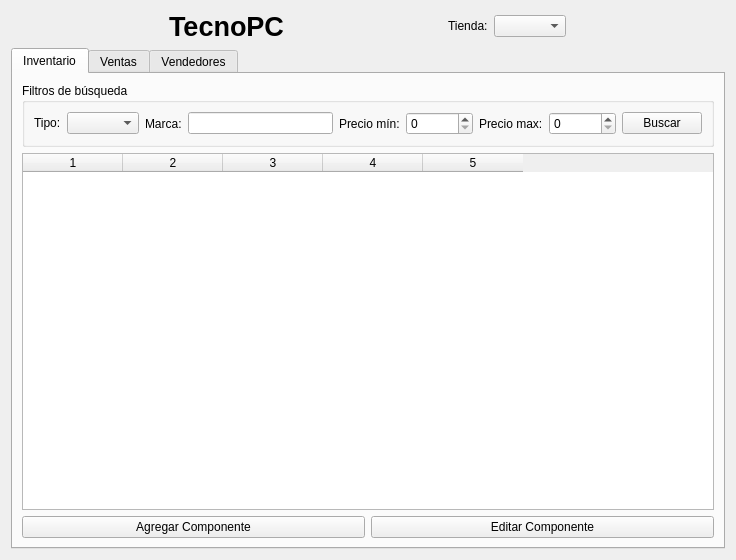
Above: ui/main.ui from Matiti061/TecnoPC before the change. Below: the same form after it.
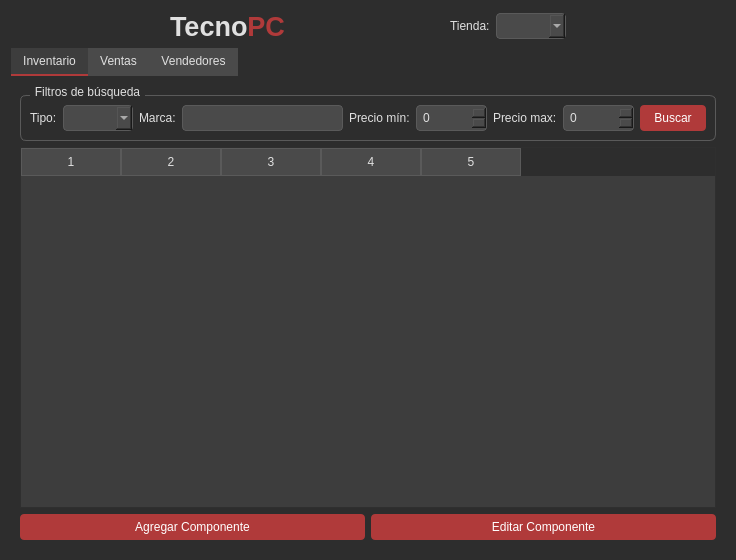
That is the form after the change.

```diff
--- a/ui/main.ui
+++ b/ui/main.ui
@@ -16,6 +16,102 @@
   <property name="windowTitle">
    <string>TecnoPC - Sistema de Gestión</string>
   </property>
+  <property name="styleSheet">
+     <string>
+     QWidget {
+       background-color: #2D2D2D;
+       color: #E0E0E0;
+       font-family: "Segoe UI", Arial, sans-serif;
+     }
+
+     QGroupBox {
+       border: 1px solid #5A5A5A;
+       border-radius: 6px;
+       margin-top: 10px;
+       color: #B0B0B0;
+     }
+
+     QGroupBox::title {
+       subcontrol-origin: margin;
+       left: 10px;
+       padding: 0 3px;
+       color: #E0E0E0
+     }
+
+     QTabWidget::pane {
+       border: none;
+       background: #3D3D3D;
+     }
+
+     QTabBar::tab {
+       background: #4A4A4A;
+       color: #E0E0E0;
+       padding: 6px 12px;
+       border-bottom: 2px solid transparent;
+     }
+
+     QTabBar::tab:selected {
+       background: #3D3D3D;
+       border-bottom: 2px solid #B03A3A;
+     }
+
+     QPushButton {
+       background-color: #B03A3A;
+       color: #FFFFFF;
+       border: none;
+       border-radius: 4px;
+       padding: 6px 14px;
+     }
+
+     QPushButton:hover {
+       background-color: #902E2E;
+     }
+
+     QPushButton:disabled {
+       background-color: #5A5A5A;
+       color: #9E9E9E;
+     }
+
+     QComboBox, QLineEdit, QSpinBox {
+       background-color: #4A4A4A;
+       border: 1px solid #5A5A5A;
+       border-radius: 4px;
+       padding: 4px;
+       color: #E0E0E0;
+     }
+
+     QComboBox:hover, QLineEdit:hover, QSpinBox:hover {
+       border-color: #B03A3A;
+     }
+
+     QTableWidget {
+         background-color: #3D3D3D;
+         color: #E0E0E0;
+         gridline-color: #5A5A5A;
+     }
+
+     QHeaderView::section {
+         background-color: #4A4A4A;
+         color: #E0E0E0;
+         border: 1px solid #5A5A5A;
+         padding: 4px;
+     }
+
+     QScrollBar:vertical, QScrollBar:horizontal {
+         background: #3D3D3D;
+         width: 12px;
+     }
+
+     QScrollBar::handle {
+         background: #5A5A5A;
+         border-radius: 4px;
+     }
+
+     QScrollBar::add-line, QScrollBar::sub-line {
+         background: none;
+     }
+   </string>
+   </property>
   <layout class="QGridLayout" name="gridLayout">
    <item row="0" column="0">
     <layout class="QHBoxLayout" name="header_layout">
@@ -39,7 +135,7 @@
         </font>
        </property>
        <property name="text">
-        <string>TecnoPC</string>
+        <string><![CDATA[Tecno<span style="color:#B03A3A;">PC</span>]]></string>
        </property>
       </widget>
      </item>
```
